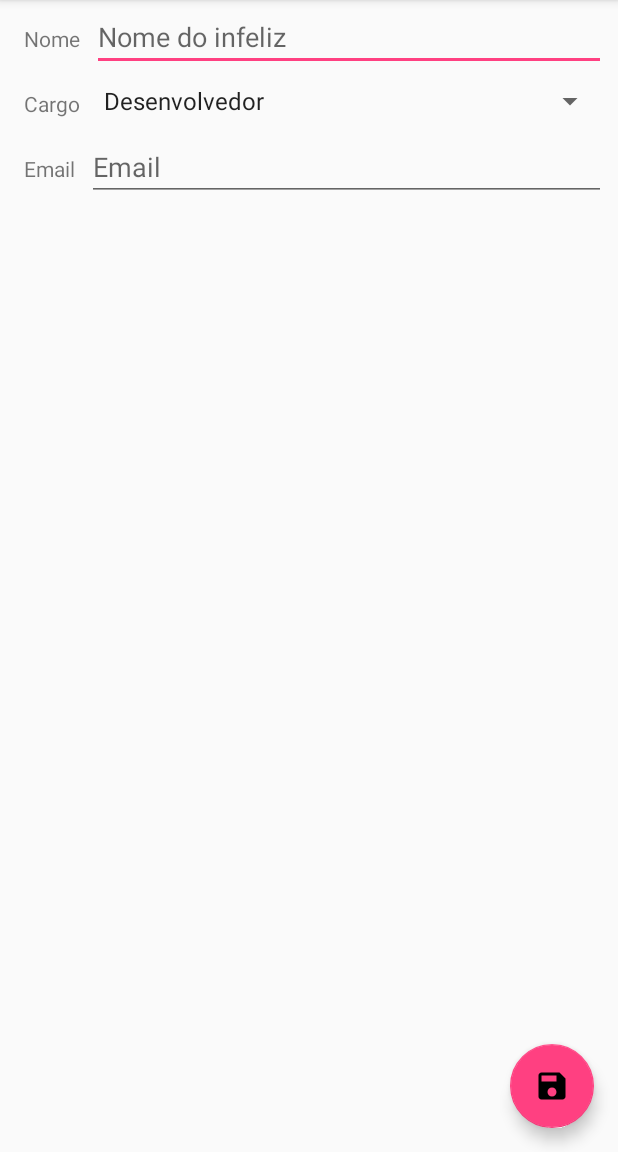
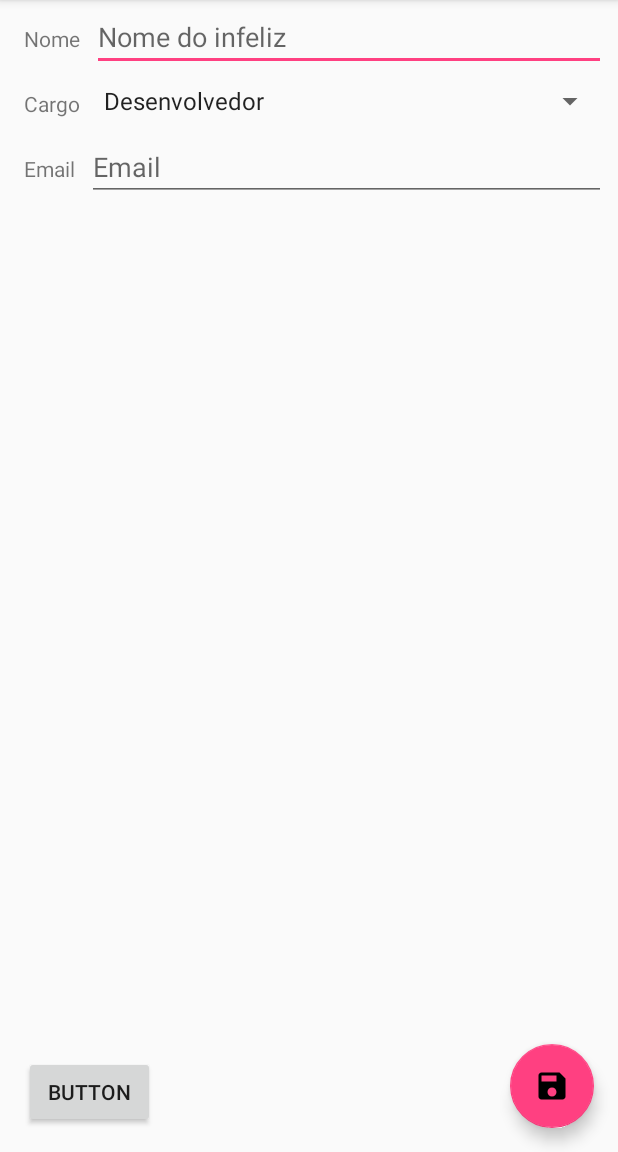
Before and after one commit to helderfalcao/daily_kotlin, an Android app: the CreateMemberActivity screen opened directly, with no data from a screen before it, on a phone screen of 412 x 824 dp, the part 84-1236 px from its top. Run offline under Robolectric (Android 15) with nearby library versions, the phone set to English and light mode, and no system bars.

Commit message:
delete member

```diff
--- a/app/src/main/res/layout/activity_create_member.xml
+++ b/app/src/main/res/layout/activity_create_member.xml
@@ -76,4 +76,15 @@
             app:layout_constraintBottom_toBottomOf="parent"
             app:layout_constraintEnd_toEndOf="parent"
             app:srcCompat="@drawable/ic_save_24dp"/>
+
+    <Button
+        android:id="@+id/deleteButton"
+        android:layout_width="87dp"
+        android:layout_height="wrap_content"
+        android:layout_marginBottom="16dp"
+        android:layout_marginStart="16dp"
+        android:onClick="deleteMember"
+        android:text="Button"
+        app:layout_constraintBottom_toBottomOf="parent"
+        app:layout_constraintStart_toStartOf="parent" />
 </android.support.constraint.ConstraintLayout>
```
Also changed, not shown: app/src/main/java/bgsong/com/br/dojokotlin/CreateMemberActivity.kt (+14 -0 lines).
